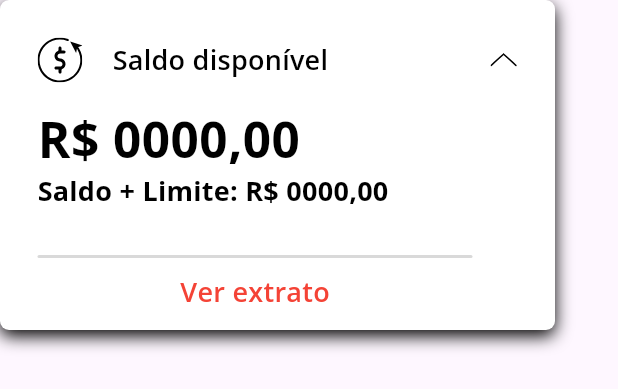
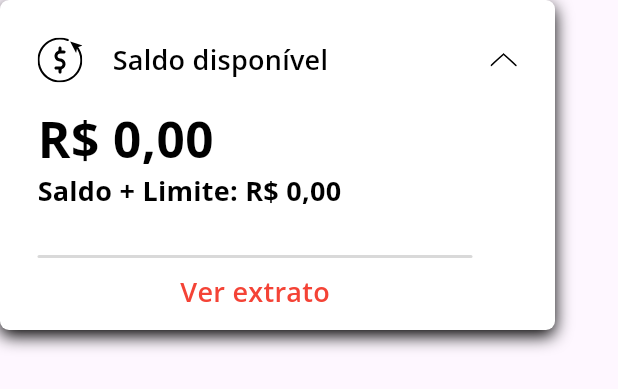
Before and after one commit to nataliarcr/Santander-Dio, a Flutter app: the BalanceWidget widget shown alone on an empty page, opened directly with empty values, on a phone screen of 412 x 824 dp. Shown: the top 389 px of the screen. Run offline on Flutter 3.47's test engine with Material 2 defaults, Android fonts, the phone set to English and light mode, and no system bars; our stand-ins replace flutter_svg, google_fonts; accounts and stored records are empty; network calls fail.

Commit message:
card saldo

```diff
--- a/lib/widgets/balance.dart
+++ b/lib/widgets/balance.dart
@@ -1,5 +1,6 @@
 import 'package:flutter/material.dart';
 import 'package:flutter_svg/svg.dart';
+import 'package:intl/intl.dart';
 import 'package:santander_app/models/user_model/account.dart';
 import 'package:santander_app/shared/colors.dart';
 
@@ -64,9 +65,9 @@ class BalanceWidget extends StatelessWidget {
             const SizedBox(
               height: 15,
             ),
-            const Text(
-              'R\$ 0000,00',
-              style: TextStyle(
+            Text(
+              'R\$ ${NumberFormat('#,##0.00', 'pt_BR').format(account.balance!)}',
+              style: const TextStyle(
                 color: Colors.black,
                 fontSize: 33,
                 fontFamily: 'Open Sans',
@@ -74,9 +75,9 @@ class BalanceWidget extends StatelessWidget {
                 letterSpacing: 0.32,
               ),
             ),
-            const Text(
-              'Saldo + Limite: R\$ 0000,00',
-              style: TextStyle(
+            Text(
+              'Saldo + Limite: R\$ ${NumberFormat('#,##0.00', 'pt_BR').format((account.limit ?? 0) + (account.balance ?? 0))}',
+              style: const TextStyle(
                 color: Colors.black,
                 fontSize: 18,
                 fontFamily: 'Open Sans',
```
Also changed, not shown: lib/pages/home/home.dart (+11 -3 lines).
